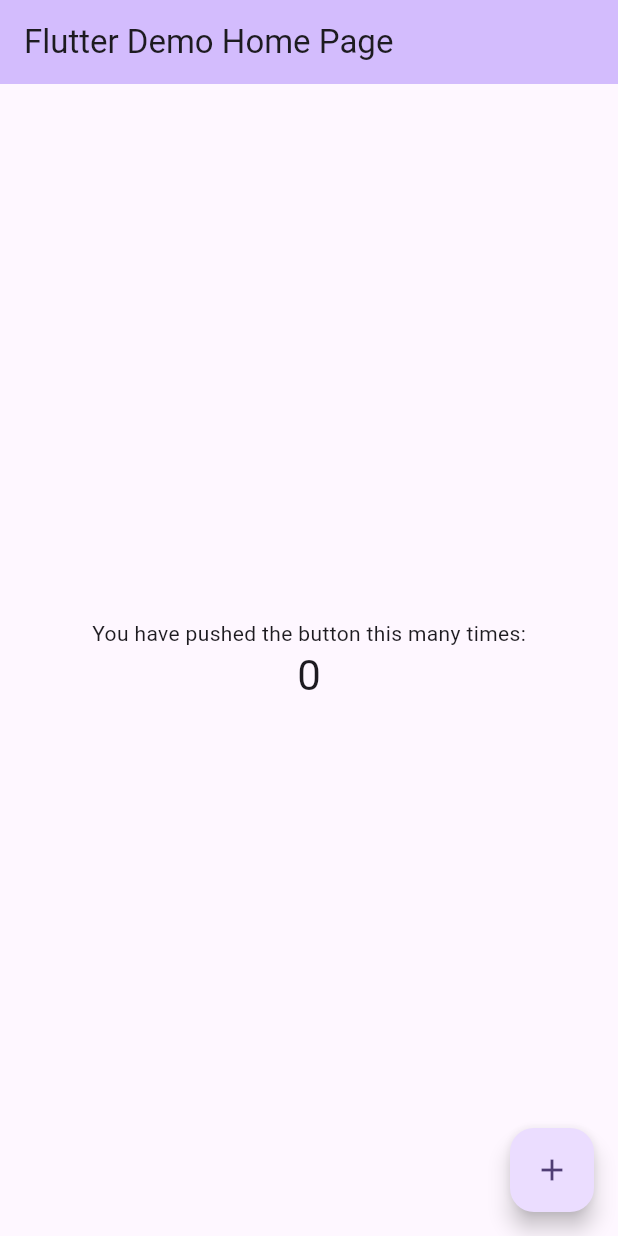
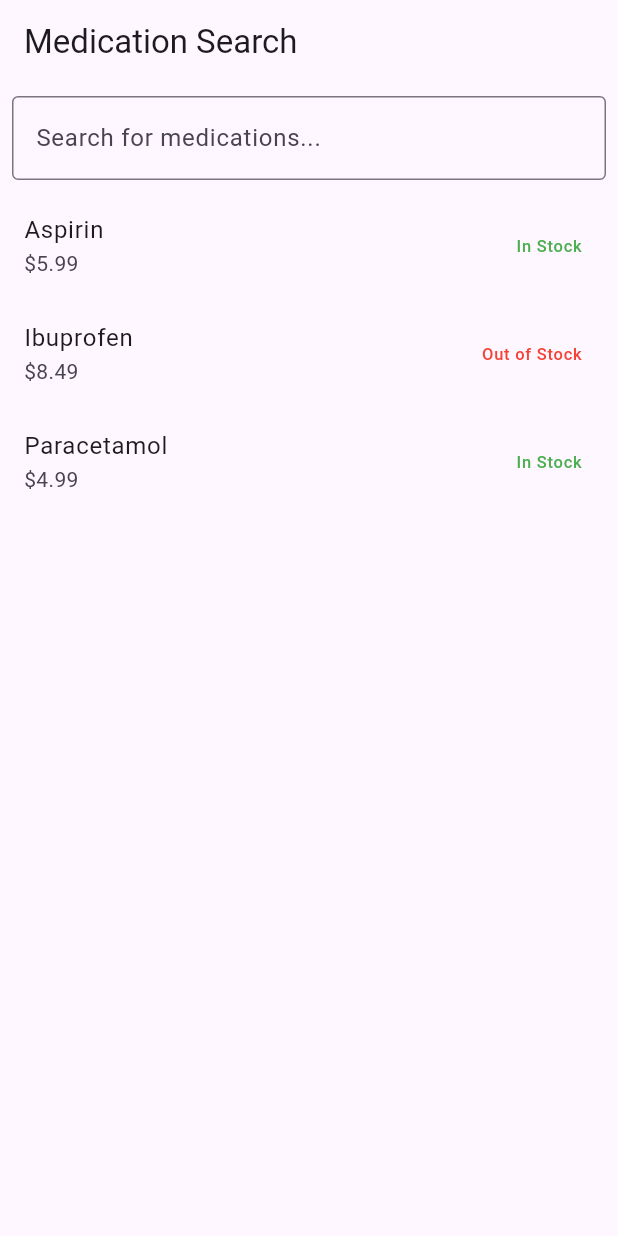
Before and after one commit to lioc7381/pharmacy-management-system, a Flutter app: the screen it shows after launch, on a phone screen of 412 x 824 dp. Run offline on Flutter 3.47's test engine with Material 3 defaults, Android fonts, the phone set to English and light mode, and no system bars.

Commit message:
Implement static medication search UI screen and update docs
- Delete outdated story file for frontend medication search screen
- Modify main.dart to integrate new medication search feature
- Add new story file for static medication search UI implementation
- Add QA gate file for static UI testing
- Create frontend features directory structure for medication search навч функцію

```diff
--- /dev/null
+++ b/docs/qa/gates/1.1.2.2.1-implement-static-medication-search-ui.yaml
@@ -0,0 +1,16 @@
+---
+gate:
+  story: 1.2.2.1
+  title: Implement Static Medication Search UI
+  status: CONCERNS
+  reviewer: Quinn (Test Architect)
+  date: 2025-09-05
+  link_to_qa_results: "docs/stories/1.2.2.1.Implement-Static-Medication-Search-UI.md.md#qa-results"
+  summary: |
+    The implementation is functionally correct and adheres to coding/architectural standards.
+    However, the complete absence of widget tests for the new UI components is a critical
+    quality gap that introduces significant risk for future maintenance and regression.
+  remediation_steps:
+    - "Add widget tests for `MedicationSearchScreen` to verify the presence of key UI elements (TextField, ListView)."
+    - "Add widget tests for `MedicationListItem` to verify correct data display for both 'In Stock' and 'Out of Stock' states."
+---
--- /dev/null
+++ b/frontend/lib/features/medication_search/models/medication.dart
@@ -0,0 +1,18 @@
+/// Represents a medication item.
+class Medication {
+  /// The name of the medication.
+  final String name;
+
+  /// The price of the medication.
+  final double price;
+
+  /// The stock status of the medication.
+  final bool isInStock;
+
+  /// Creates a new [Medication] instance.
+  Medication({
+    required this.name,
+    required this.price,
+    required this.isInStock,
+  });
+}
--- /dev/null
+++ b/frontend/lib/features/medication_search/screens/medication_search_screen.dart
@@ -0,0 +1,46 @@
+import 'package:flutter/material.dart';
+import '../models/medication.dart';
+import '../widgets/medication_list_item.dart';
+
+/// A screen that allows users to search for medications.
+class MedicationSearchScreen extends StatelessWidget {
+  /// Creates a new [MedicationSearchScreen] instance.
+  const MedicationSearchScreen({super.key});
+
+  @override
+  Widget build(BuildContext context) {
+    // Dummy data for the list view
+    final List<Medication> dummyMedications = [
+      Medication(name: 'Aspirin', price: 5.99, isInStock: true),
+      Medication(name: 'Ibuprofen', price: 8.49, isInStock: false),
+      Medication(name: 'Paracetamol', price: 4.99, isInStock: true),
+    ];
+
+    return Scaffold(
+      appBar: AppBar(
+        title: const Text('Medication Search'),
+      ),
+      body: Column(
+        children: [
+          const Padding(
+            padding: EdgeInsets.all(8.0),
+            child: TextField(
+              decoration: InputDecoration(
+                hintText: 'Search for medications...',
+                border: OutlineInputBorder(),
+              ),
+            ),
+          ),
+          Expanded(
+            child: ListView.builder(
+              itemCount: dummyMedications.length,
+              itemBuilder: (context, index) {
+                return MedicationListItem(medication: dummyMedications[index]);
+              },
+            ),
+          ),
+        ],
+      ),
+    );
+  }
+}
--- /dev/null
+++ b/frontend/lib/features/medication_search/widgets/medication_list_item.dart
@@ -0,0 +1,25 @@
+import 'package:flutter/material.dart';
+import '../models/medication.dart';
+
+/// A widget that displays a single medication item in a list.
+class MedicationListItem extends StatelessWidget {
+  /// The medication to display.
+  final Medication medication;
+
+  /// Creates a new [MedicationListItem] instance.
+  const MedicationListItem({super.key, required this.medication});
+
+  @override
+  Widget build(BuildContext context) {
+    return ListTile(
+      title: Text(medication.name),
+      subtitle: Text('\$${medication.price.toStringAsFixed(2)}'),
+      trailing: Text(
+        medication.isInStock ? 'In Stock' : 'Out of Stock',
+        style: TextStyle(
+          color: medication.isInStock ? Colors.green : Colors.red,
+        ),
+      ),
+    );
+  }
+}
--- a/frontend/lib/main.dart
+++ b/frontend/lib/main.dart
@@ -1,4 +1,5 @@
 import 'package:flutter/material.dart';
+import 'features/medication_search/screens/medication_search_screen.dart';
 
 void main() {
   runApp(const MyApp());
@@ -10,58 +11,12 @@ class MyApp extends StatelessWidget {
   @override
   Widget build(BuildContext context) {
     return MaterialApp(
-      title: 'Flutter Demo',
+      title: 'Pharmacy Management',
       theme: ThemeData(
         colorScheme: ColorScheme.fromSeed(seedColor: Colors.deepPurple),
         useMaterial3: true,
       ),
-      home: const MyHomePage(title: 'Flutter Demo Home Page'),
+      home: const MedicationSearchScreen(),
     );
   }
 }
-
-class MyHomePage extends StatefulWidget {
-  const MyHomePage({super.key, required this.title});
-
-  final String title;
-
-  @override
-  State<MyHomePage> createState() => _MyHomePageState();
-}
-
-class _MyHomePageState extends State<MyHomePage> {
-  int _counter = 0;
-
-  void _incrementCounter() {
-    setState(() {
-      _counter++;
-    });
-  }
-
-  @override
-  Widget build(BuildContext context) {
-    return Scaffold(
-      appBar: AppBar(
-        backgroundColor: Theme.of(context).colorScheme.inversePrimary,
-        title: Text(widget.title),
-      ),
-      body: Center(
-        child: Column(
-          mainAxisAlignment: MainAxisAlignment.center,
-          children: <Widget>[
-            const Text('You have pushed the button this many times:'),
-            Text(
-              '$_counter',
-              style: Theme.of(context).textTheme.headlineMedium,
-            ),
-          ],
-        ),
-      ),
-      floatingActionButton: FloatingActionButton(
-        onPressed: _incrementCounter,
-        tooltip: 'Increment',
-        child: const Icon(Icons.add),
-      ),
-    );
-  }
-}
```
Also changed, not shown: 2 other files.
